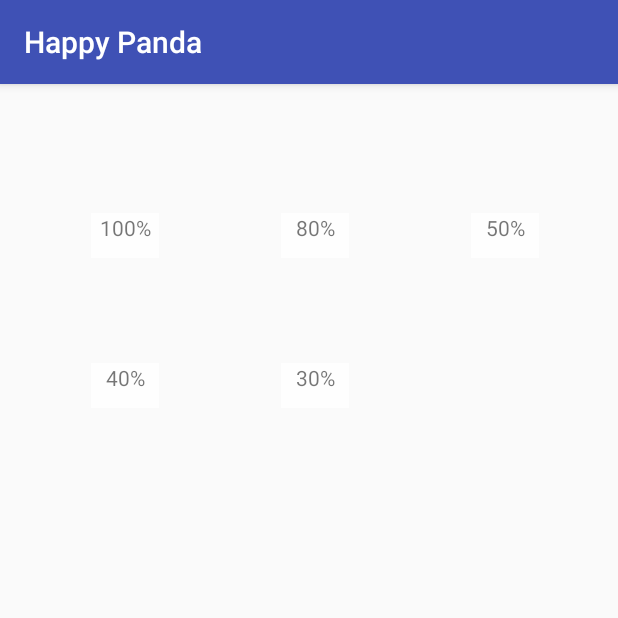
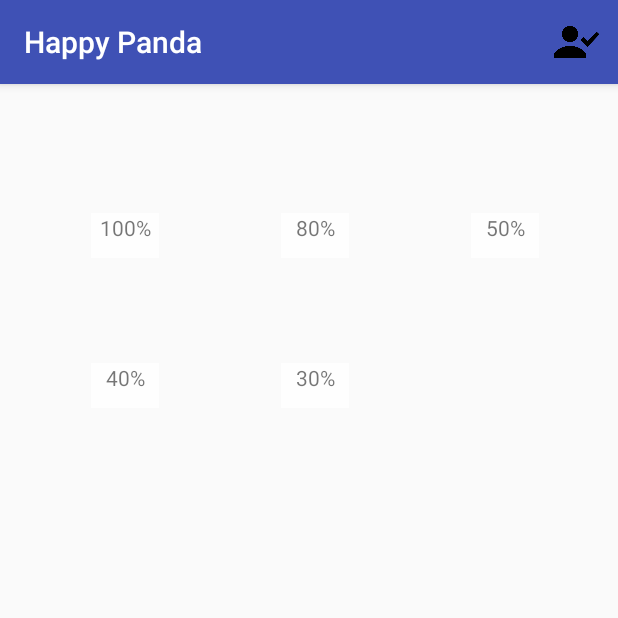
Before and after one commit to sabres207/happy-panda-client, an Android app: the screen it shows after launch (MainActivity), after a tap on an icon or button, on a phone screen of 412 x 824 dp, the top half of it. Run offline under Robolectric (Android 15) with nearby library versions, the phone set to English and light mode, and no system bars; pictures from the network do not load.

Commit message:
Profile icon.

```diff
--- a/app/build.gradle
+++ b/app/build.gradle
@@ -24,6 +24,7 @@ dependencies {
     testCompile 'junit:junit:4.12'
     compile 'com.android.support:appcompat-v7:24.0.0'
     compile 'com.android.support:recyclerview-v7:24.0.0'
+    compile 'com.android.support:design:24.0.0'
 
 
 }
--- a/app/src/main/java/happy_panda/client/MainActivity.java
+++ b/app/src/main/java/happy_panda/client/MainActivity.java
@@ -1,12 +1,18 @@
 package happy_panda.client;
 
+import android.support.v4.app.DialogFragment;
+import android.support.v4.app.Fragment;
+import android.support.v4.app.FragmentTransaction;
 import android.support.v7.app.AppCompatActivity;
 import android.os.Bundle;
 import android.support.v7.widget.GridLayoutManager;
 import android.support.v7.widget.LinearLayoutManager;
 import android.support.v7.widget.RecyclerView;
+import android.view.Menu;
+import android.view.MenuItem;
 import android.view.View;
 import android.widget.ProgressBar;
+import android.widget.Toast;
 //import android.widget.ProgressBar;
 
 public class MainActivity extends AppCompatActivity {
@@ -51,5 +57,20 @@ public class MainActivity extends AppCompatActivity {
 
 	}
 
+	@Override
+	public boolean onCreateOptionsMenu(Menu menu) {
+		MenuItem newEvent = menu.add("New Event");
+		newEvent.setIcon(R.drawable.checked_user);
+		newEvent.setShowAsAction(MenuItem.SHOW_AS_ACTION_ALWAYS);
+		newEvent.setOnMenuItemClickListener(new MenuItem.OnMenuItemClickListener() {
+			@Override
+			public boolean onMenuItemClick(MenuItem menuItem) {
+				Toast.makeText(MainActivity.this, "Clicked item", Toast.LENGTH_SHORT).show();
+				return true;
+			}
+		});
+		return true;
+	}
+
 
 }
--- a/app/src/main/java/happy_panda/client/MyAdapter.java
+++ b/app/src/main/java/happy_panda/client/MyAdapter.java
@@ -11,6 +11,7 @@ import android.view.View;
 import android.view.ViewGroup;
 import android.widget.ImageView;
 import android.widget.TextView;
+import android.widget.Toast;
 
 import java.io.IOException;
 import java.io.InputStream;
@@ -56,7 +57,7 @@ public class MyAdapter extends RecyclerView.Adapter<MyAdapter.ViewHolder> {
 		v.setOnClickListener(new View.OnClickListener() {
 			@Override
 			public void onClick(View view) {
-//				Toast.makeText(parent.getContext(), "Clicked item with title: " + vh.event.title, Toast.LENGTH_SHORT).show();
+				Toast.makeText(parent.getContext(), "Clicked item", Toast.LENGTH_SHORT).show();
 			}
 		});
 
```
Also changed, not shown: app/src/main/res/drawable/checked_user.png (added).
